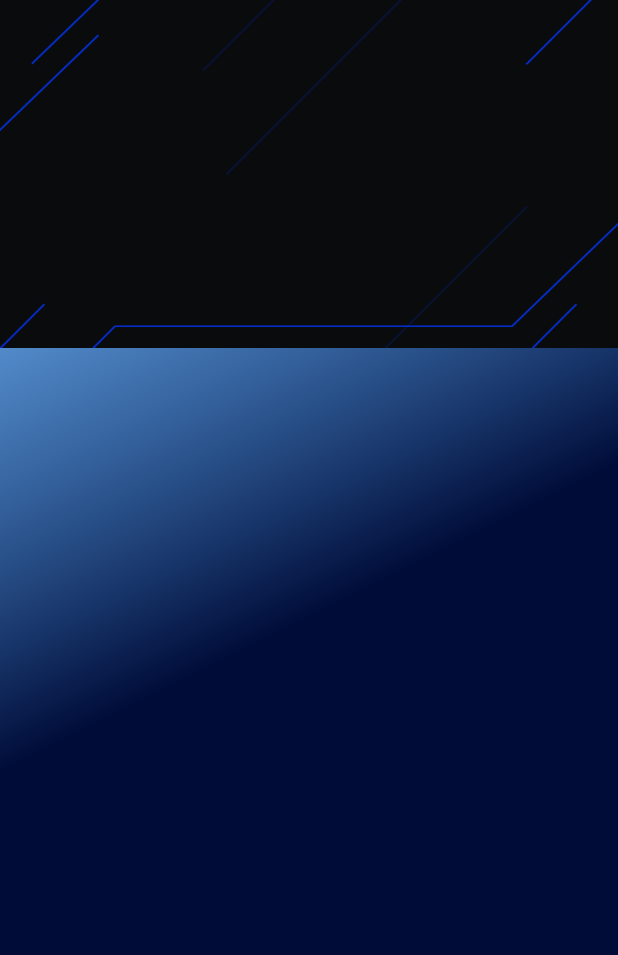
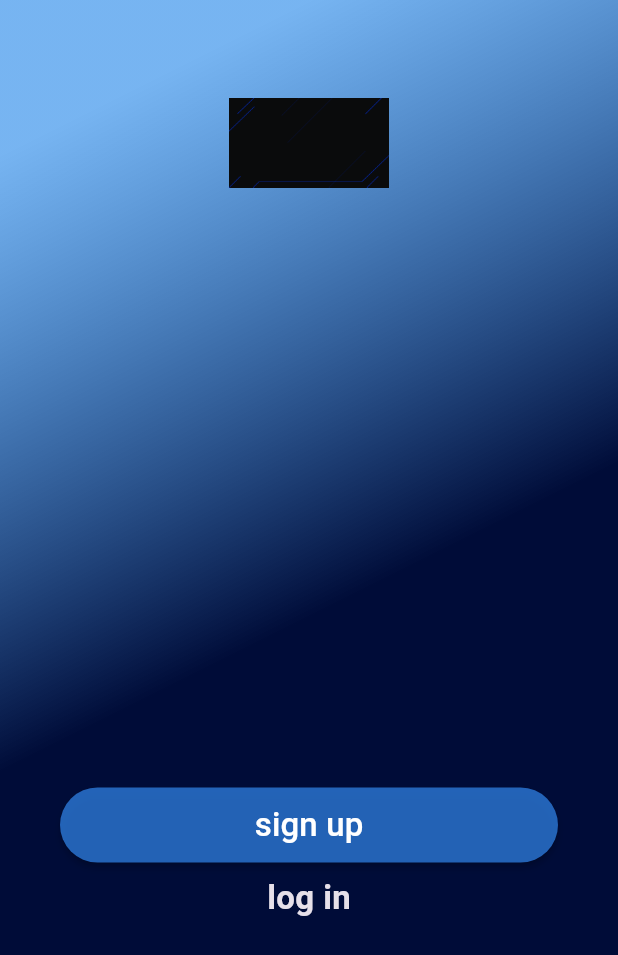
Before and after one commit to albeek0/doptica_app, a Flutter app: the screen it shows after launch, on a phone screen of 412 x 824 dp. Shown: the top 955 px of the screen. Run offline on Flutter 3.47's test engine with Material 3 defaults, Android fonts, the phone set to English and light mode, and no system bars; our stand-ins replace go_router.

Commit message:
creat sign up page

```diff
--- a/lib/constans.dart
+++ b/lib/constans.dart
@@ -3,3 +3,4 @@ import 'package:flutter/material.dart';
 const kPrimaryColor = Color(0xff000C38);
 const kIconsColor = Color(0xffFFFFFF);
 const kSeconderyColor = Color.fromARGB(139, 5, 118, 230);
+const kButtonColor = Color.fromARGB(200, 45, 123, 220);
--- /dev/null
+++ b/lib/core/widgets/Cutomebutton.dart
@@ -0,0 +1,24 @@
+import 'package:flutter/material.dart';
+
+class CustomeButton extends StatelessWidget {
+  const CustomeButton({super.key, required this.text, required this.color});
+  final String text;
+  final Color color;
+  @override
+  Widget build(BuildContext context) {
+    return MaterialButton(
+      onPressed: () {},
+      color: color,
+      shape: RoundedRectangleBorder(borderRadius: BorderRadius.circular(25)),
+      child: SizedBox(
+        height: 50,
+        width: 300,
+        child: Center(
+            child: Text(
+          text,
+          style: TextStyle(fontSize: 22),
+        )),
+      ),
+    );
+  }
+}
--- a/lib/featurs/edit_profile_feature.dart/widget/custome_container.dart
+++ b/lib/featurs/edit_profile_feature.dart/widget/custome_container.dart
@@ -19,7 +19,7 @@ class CustomeContainer extends StatelessWidget {
             0.50,
             0.40,
             0.50,
-            0.50
+            0.50,
           ],
               colors: [
             kSeconderyColor,
--- a/lib/featurs/signup_and_signin.dart/sign_up.dart
+++ b/lib/featurs/signup_and_signin.dart/sign_up.dart
@@ -1,3 +1,5 @@
+import 'package:doptica_app/constans.dart';
+import 'package:doptica_app/core/widgets/Cutomebutton.dart';
 import 'package:doptica_app/featurs/edit_profile_feature.dart/widget/custome_container.dart';
 import 'package:flutter/material.dart';
 import 'package:flutter/widgets.dart';
@@ -13,11 +15,30 @@ class SignUp extends StatelessWidget {
         body: SafeArea(
           child: Column(
             children: [
-              Image.asset(
-                "assets/images/Logo Doptica f3 1.png",
-                // height: 500,
-                // width: 700,
-              )
+              const SizedBox(
+                height: 65,
+              ),
+              Center(
+                child: Image.asset(
+                  fit: BoxFit.fill,
+                  "assets/images/Logo Doptica f3 1.png",
+                  height: 60,
+                ),
+              ),
+              const SizedBox(
+                height: 400,
+              ),
+              const CustomeButton(
+                text: "sign up",
+                color: Color.fromARGB(200, 45, 123, 220),
+              ),
+              const Padding(
+                padding: EdgeInsets.all(8.0),
+                child: Text(
+                  "log in",
+                  style: TextStyle(fontSize: 22, fontWeight: FontWeight.bold),
+                ),
+              ),
             ],
           ),
         ),
```
Also changed, not shown: assets/images/Logo Doptica f3.png.
